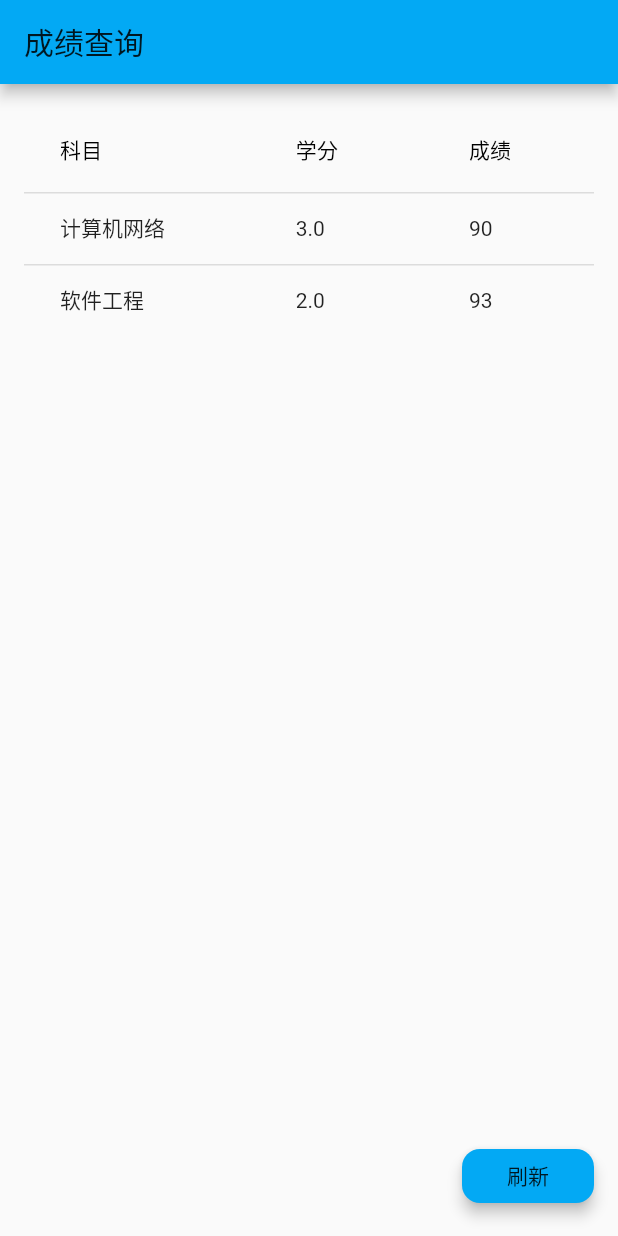
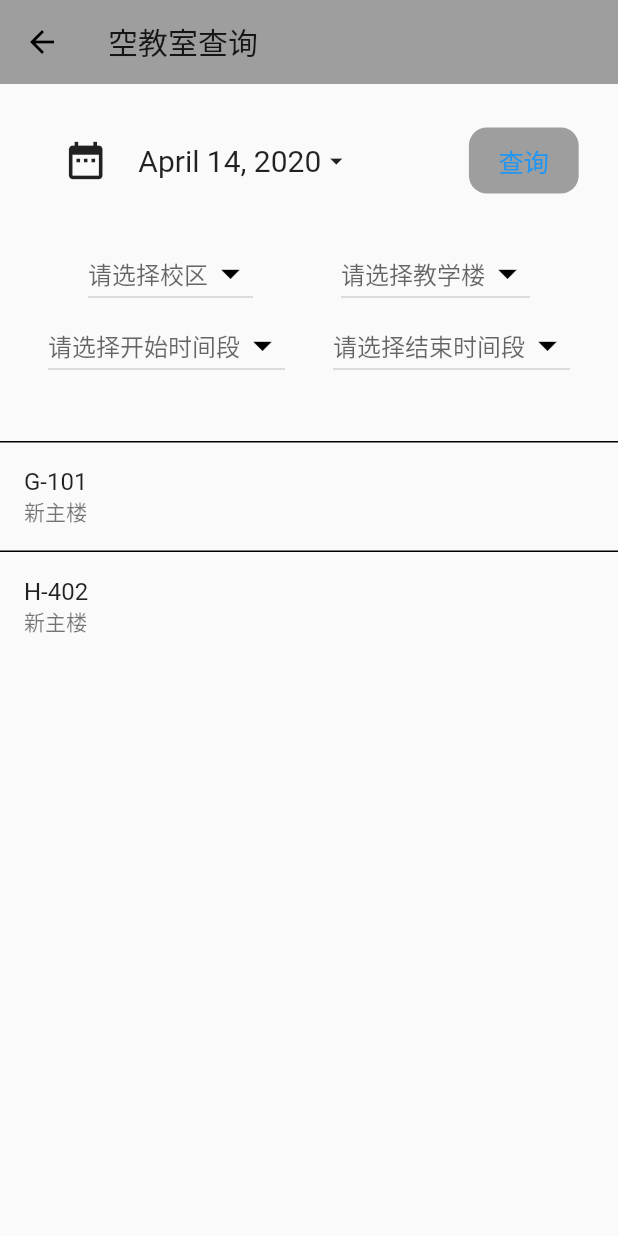
Before and after one commit to SE2020-TopUnderstanding/BUAA-Campus-Tools-Frontend, a Flutter app: the FunctionsPage screen opened directly, after a tap on the "business" icon, on a phone screen of 412 x 824 dp. Run offline on Flutter 3.47's test engine with Material 2 defaults, Android fonts, the phone set to English and light mode, and no system bars; missing offline and left inert: dart:ffi.

Commit message:
finish EmptyRoomPage (#27)

```diff
--- /dev/null
+++ b/jiaowu_assistent/lib/pages/EmptyRoomPage.dart
@@ -0,0 +1,219 @@
+import 'package:flutter/cupertino.dart';
+import 'package:flutter/material.dart';
+import 'package:intl/intl.dart';
+import 'dart:async';
+
+class EmptyRoomPage extends StatefulWidget {
+  @override
+  _DateTimeDemoState createState() => _DateTimeDemoState();
+}
+
+class _DateTimeDemoState extends State<EmptyRoomPage> {
+  DateTime selectedDate = DateTime.now();
+  TimeOfDay selectedTime = TimeOfDay(hour: 9, minute: 30);
+
+  Future<void> _selectDate() async {
+    final DateTime date = await showDatePicker(
+      context: context,
+      initialDate: selectedDate,
+      firstDate: DateTime(1900),
+      lastDate: DateTime(2100),
+    );
+
+    if (date == null) return;
+
+    setState(() {
+      selectedDate = date;
+    });
+  }
+
+//  Future<void> _selectTime() async {
+//    final TimeOfDay time = await showTimePicker(
+//      context: context,
+//      initialTime: selectedTime,
+//    );
+//
+//    if (time == null) return;
+//
+//    setState(() {
+//      selectedTime = time;
+//    });
+//  }
+
+  static double size = 20;
+  TextStyle textStyle = TextStyle(fontSize: size);
+  var _valueL, _valueR, _valueA, _valueB;
+
+  List<DropdownMenuItem> getListData() {
+    List<DropdownMenuItem> items=
+      [
+        DropdownMenuItem(child: Text('第一节课'), value: 1,),
+        DropdownMenuItem(child: Text('第二节课'), value: 2,),
+        DropdownMenuItem(child: Text('第三节课'), value: 3,),
+        DropdownMenuItem(child: Text('第四节课'), value: 4,),
+        DropdownMenuItem(child: Text('第五节课'), value: 5,),
+        DropdownMenuItem(child: Text('第六节课'), value: 6,),
+        DropdownMenuItem(child: Text('第七节课'), value: 7,),
+        DropdownMenuItem(child: Text('第八节课'), value: 8,),
+        DropdownMenuItem(child: Text('第九节课'), value: 9,),
+        DropdownMenuItem(child: Text('第十节课'), value: 10,),
+        DropdownMenuItem(child: Text('第十一节课'), value: 11,),
+        DropdownMenuItem(child: Text('第十二节课'), value: 12,),
+        DropdownMenuItem(child: Text('第十三节课'), value: 13,),
+        DropdownMenuItem(child: Text('第十四节课'), value: 14,),
+      ];
+    return items;
+  }
+
+  List list = [
+    {
+      "building": "新主楼",
+      "classroom": "G-101"
+    },
+    {
+      "building": "新主楼",
+      "classroom": "H-402"
+    }
+  ];
+
+  Widget _buildListItem(BuildContext context, int index) {
+    Map newItem = list[index];
+    return Container(
+      child: ListTile(
+        title:  Text(newItem["classroom"]),
+        subtitle: Text(newItem["building"]),
+      ),
+      decoration: BoxDecoration(border: Border(top: BorderSide(width: 1, color: Colors.black))),
+    );
+  }
+
+  @override
+  Widget build(BuildContext context) {
+    return Scaffold(
+        appBar: AppBar(
+          title: Text('空教室查询'),
+          elevation: 0.0,
+        ),
+        body: Column(
+          mainAxisAlignment: MainAxisAlignment.start,
+          children: <Widget>[
+            SizedBox(height: 20,),
+            Row(
+              mainAxisAlignment: MainAxisAlignment.spaceEvenly,
+              children: <Widget>[
+                Container(
+                  padding: EdgeInsets.all(16.0),
+                  child: Column(
+                    mainAxisAlignment: MainAxisAlignment.center,
+                    children: <Widget>[
+                      InkWell(
+                        onTap: _selectDate,
+                        child: Row(
+                          children: <Widget>[
+                            Icon(Icons.date_range, size: 30,),
+                            SizedBox(width: 20,),
+                            Text(DateFormat.yMMMMd().format(selectedDate), style: textStyle,),
+                            Icon(Icons.arrow_drop_down, size: size,),
+                          ],
+                        ),
+                      ),
+                    ],
+                  ),
+                ),
+                SizedBox(width: 10),
+                CupertinoButton(
+                  child: Text("查询"),
+                  padding: EdgeInsets.symmetric(horizontal: 20),
+                  color: Colors.grey,
+                  onPressed: (){
+//                    this.build(context);
+                  },
+                  pressedOpacity: 0.8,
+                )
+              ],
+            ),
+            SizedBox(height: 20,),
+            Row(
+              mainAxisAlignment: MainAxisAlignment.spaceEvenly,
+              children: <Widget>[
+                DropdownButton(
+                  value: _valueA,
+                  icon: Icon(Icons.arrow_drop_down),
+                  iconSize: 30,
+                  iconEnabledColor: Colors.black,
+                  hint: Text('请选择校区'),
+                  items: [
+                    DropdownMenuItem(child: Text('沙河校区'), value: 1,),
+                    DropdownMenuItem(child: Text('学院路校区'), value: 2,)
+                  ],
+                  onChanged: (value){
+                    setState(() {
+                      _valueA = value;
+                    });
+                  },
+                ),
+                DropdownButton(
+                  value: _valueB,
+                  icon: Icon(Icons.arrow_drop_down),
+                  iconSize: 30,
+                  iconEnabledColor: Colors.black,
+                  hint: Text('请选择教学楼'),
+                  items: [
+                    DropdownMenuItem(child: Text('一号教学楼'), value: 1,),
+                    DropdownMenuItem(child: Text('二号教学楼'), value: 2,),
+                    DropdownMenuItem(child: Text('新主楼'), value: 3,),
+                  ],
+                  onChanged: (value) {
+                    setState(() {
+                      _valueB = value;
+                    });
+                  },
+                )
+              ],
+            ),
+            Row(
+                mainAxisAlignment: MainAxisAlignment.spaceEvenly,
+                children: <Widget>[
+                  DropdownButton(
+                    value: _valueL,
+                    icon: Icon(Icons.arrow_drop_down),
+                    iconSize: 30,
+                    iconEnabledColor: Colors.black,
+                    hint: Text('请选择开始时间段'),
+                    items: getListData(),
+                    onChanged: (value){
+                      setState(() {
+                        _valueL = value;
+                      });
+                    },
+                  ),
+                  DropdownButton(
+                    value: _valueR,
+                    icon: Icon(Icons.arrow_drop_down),
+                    iconSize: 30,
+                    iconEnabledColor: Colors.black,
+                    hint: Text('请选择结束时间段'),
+                    items: getListData(),
+                    onChanged: (value){
+                      setState(() {
+                        _valueR = value;
+                      });
+                    },
+                  ),
+                ]
+            ),
+            SizedBox(height: 40,),
+            Column(
+              children: <Widget>[
+                ListView.builder(
+                  shrinkWrap: true,
+                  itemCount: (list == null) ? 0 : list.length,
+                  itemBuilder: _buildListItem,
+                )
+              ],
+            )
+          ],
+        )
+    );
+  }
+}
--- a/jiaowu_assistent/lib/pages/FunctionsPage.dart
+++ b/jiaowu_assistent/lib/pages/FunctionsPage.dart
@@ -1,11 +1,14 @@
 import 'package:flutter/cupertino.dart';
 import 'package:flutter/material.dart';
+import 'package:jiaowuassistent/pages/EmptyRoomPage.dart';
 import 'package:jiaowuassistent/pages/ScorePage.dart';
 
 class FunctionsPage extends StatelessWidget {
 
   // 图标函数，其中page 参数需要给出页面函数
-  Column _block(BuildContext context, Icon icon, Text text, StatelessWidget page) {
+
+  Column _block(BuildContext context, Icon icon, Text text, Widget page) {
+
     return Column(
       children: <Widget>[
         Container(
@@ -43,7 +46,9 @@ class FunctionsPage extends StatelessWidget {
               mainAxisAlignment: MainAxisAlignment.spaceEvenly,
               children: <Widget>[
                 _block(context, Icon(Icons.school, size: 40,), Text("成绩查询"), ScorePage()),
-                _block(context, Icon(Icons.business, size: 40,), Text("空教室查询"), ScorePage()),
+
+                _block(context, Icon(Icons.business, size: 40,), Text("空教室查询"), EmptyRoomPage()),
+
                 _block(context, Icon(Icons.check_circle_outline, size: 40,), Text("课程中心查询"), ScorePage()),
               ],
             ),
--- a/jiaowu_assistent/lib/pages/ScorePage.dart
+++ b/jiaowu_assistent/lib/pages/ScorePage.dart
@@ -36,6 +36,10 @@ class ScorePage extends StatelessWidget {
     }
     return new Scaffold(
         appBar: new AppBar(
+          leading: IconButton(
+            icon: Icon(Icons.arrow_back),
+            onPressed: () => Navigator.of(context).pop(),
+          ),
           title: new Text('成绩查询'),
           backgroundColor: Colors.lightBlue,
           automaticallyImplyLeading: false,
--- a/jiaowu_assistent/pubspec.yaml
+++ b/jiaowu_assistent/pubspec.yaml
@@ -27,6 +27,8 @@ dependencies:
 dev_dependencies:
   flutter_test:
     sdk: flutter
+  flutter_cupertino_date_picker: ^1.0.12
+  intl_translation: ^0.17.2
 
 
 # For information on the generic Dart part of this file, see the
```
Also changed, not shown: jiaowu_assistent/pubspec.lock.
